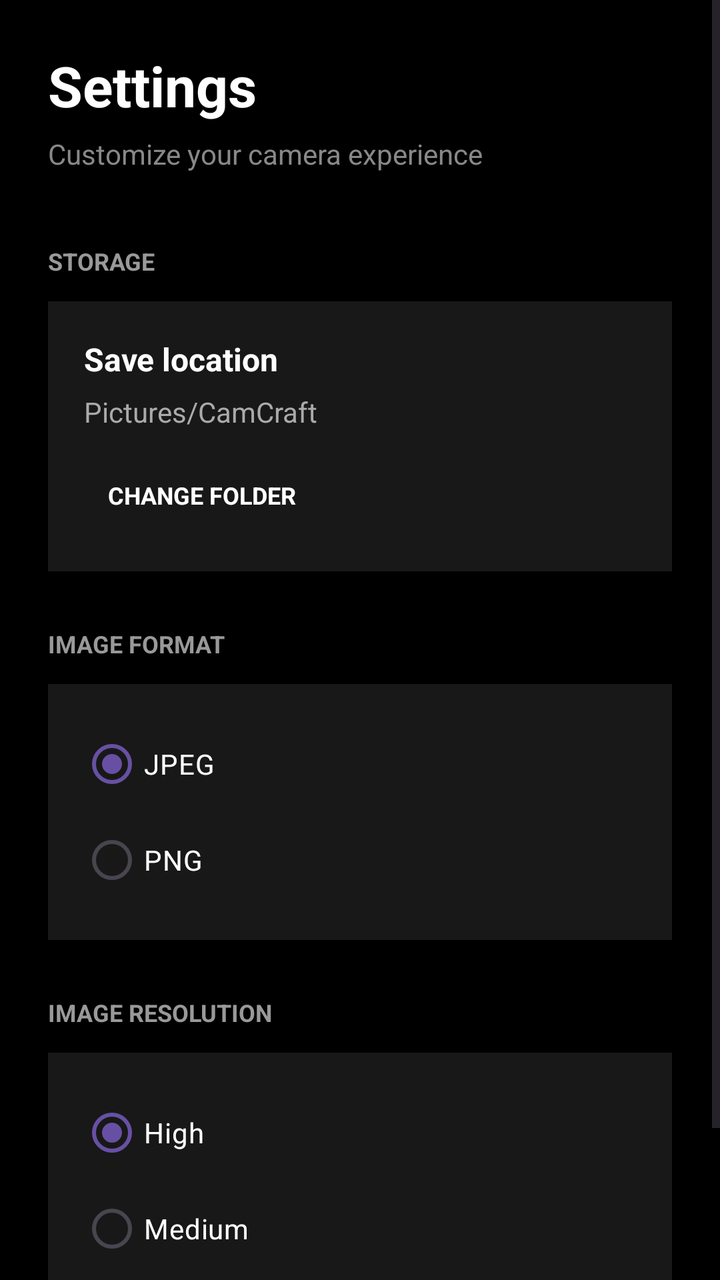
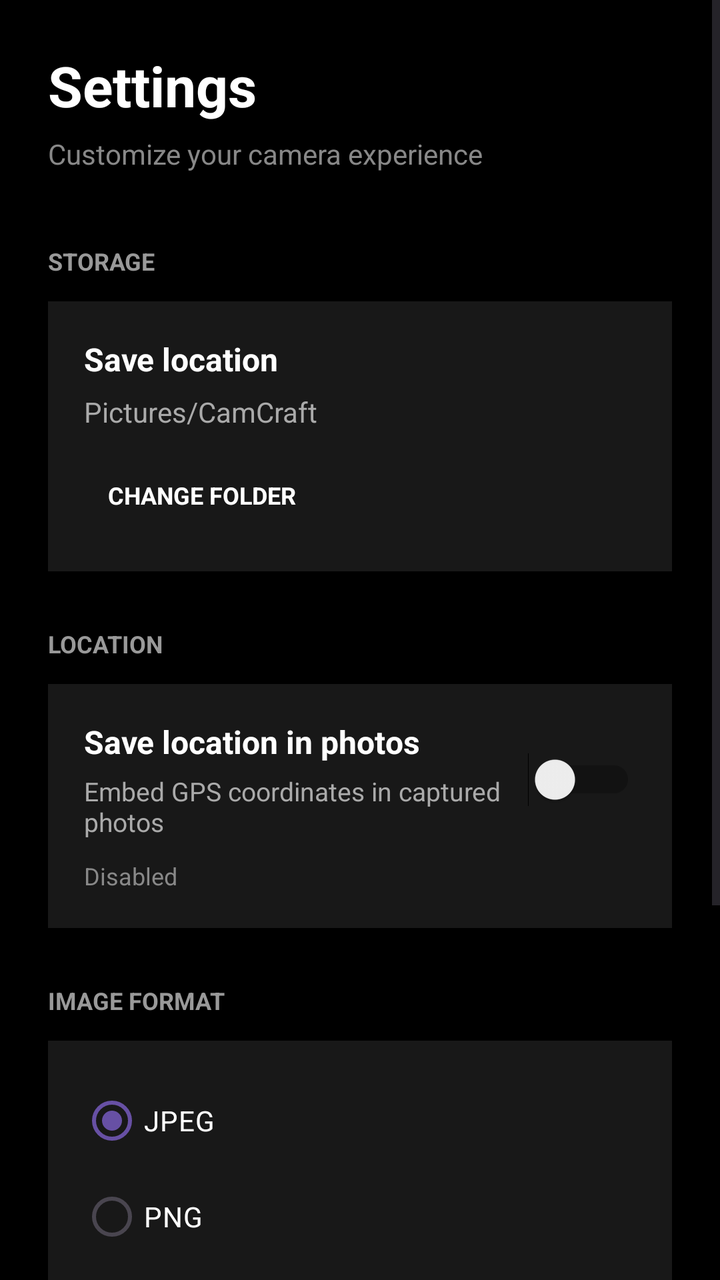

Before-and-after screenshots of an Android layout around one commit, followed by the original layout XML and the change that was made.
<!-- AndroidManifest.xml: application theme Theme.CamCraft -->
<!-- res/layout/fragment_settings.xml -->
<ScrollView
    xmlns:android="http://schemas.android.com/apk/res/android"
    xmlns:app="http://schemas.android.com/apk/res-auto"
    android:layout_width="match_parent"
    android:layout_height="match_parent"
    android:background="#000000"
    android:fillViewport="true">

    <LinearLayout
        android:layout_width="match_parent"
        android:layout_height="wrap_content"
        android:orientation="vertical"
        android:padding="24dp">

        
        <TextView
            android:layout_width="wrap_content"
            android:layout_height="wrap_content"
            android:text="Settings"
            android:textColor="#FFFFFF"
            android:textSize="28sp"
            android:textStyle="bold"/>

        <TextView
            android:layout_width="wrap_content"
            android:layout_height="wrap_content"
            android:text="Customize your camera experience"
            android:textColor="#888888"
            android:textSize="14sp"
            android:layout_marginTop="6dp"/>

        
        <TextView
            android:layout_width="wrap_content"
            android:layout_height="wrap_content"
            android:text="STORAGE"
            android:textColor="#999999"
            android:textSize="12sp"
            android:textStyle="bold"
            android:layout_marginTop="36dp"
            android:layout_marginBottom="12dp"/>

        <LinearLayout
            android:layout_width="match_parent"
            android:layout_height="wrap_content"
            android:orientation="vertical"
            android:background="#181818"
            android:padding="18dp">

            <TextView
                android:layout_width="wrap_content"
                android:layout_height="wrap_content"
                android:text="Save location"
                android:textColor="#FFFFFF"
                android:textSize="16sp"
                android:textStyle="bold"/>

            <TextView
                android:id="@+id/txtSaveLocation"
                android:layout_width="match_parent"
                android:layout_height="wrap_content"
                android:text="Pictures/CamCraft"
                android:textColor="#AAAAAA"
                android:textSize="14sp"
                android:layout_marginTop="6dp"/>

            <TextView
                android:id="@+id/btnChooseLocation"
                android:layout_width="wrap_content"
                android:layout_height="wrap_content"
                android:text="CHANGE FOLDER"
                android:textColor="#FFFFFF"
                android:textSize="12sp"
                android:textStyle="bold"
                android:padding="12dp"
                android:layout_marginTop="12dp"
                android:background="?attr/selectableItemBackground"/>

        </LinearLayout>

        
        <TextView
            android:layout_width="wrap_content"
            android:layout_height="wrap_content"
            android:text="IMAGE FORMAT"
            android:textColor="#999999"
            android:textSize="12sp"
            android:textStyle="bold"
            android:layout_marginTop="28dp"
            android:layout_marginBottom="12dp"/>

        <RadioGroup
            android:id="@+id/radioImageFormat"
            android:layout_width="match_parent"
            android:layout_height="wrap_content"
            android:orientation="vertical"
            android:background="#181818"
            android:padding="16dp">

            <RadioButton
                android:id="@+id/radioJpeg"
                android:layout_width="match_parent"
                android:layout_height="wrap_content"
                android:text="JPEG"
                android:textColor="#FFFFFF"
                android:buttonTint="#FFFFFF"
                android:checked="true"/>

            <RadioButton
                android:id="@+id/radioPng"
                android:layout_width="match_parent"
                android:layout_height="wrap_content"
                android:text="PNG"
                android:textColor="#FFFFFF"
                android:buttonTint="#FFFFFF"/>

        </RadioGroup>

        
        <TextView
            android:layout_width="wrap_content"
            android:layout_height="wrap_content"
            android:text="IMAGE RESOLUTION"
            android:textColor="#999999"
            android:textSize="12sp"
            android:textStyle="bold"
            android:layout_marginTop="28dp"
            android:layout_marginBottom="12dp"/>

        <RadioGroup
            android:id="@+id/radioResolution"
            android:layout_width="match_parent"
            android:layout_height="wrap_content"
            android:orientation="vertical"
            android:background="#181818"
            android:padding="16dp">

            <RadioButton
                android:id="@+id/radioHigh"
                android:layout_width="match_parent"
                android:layout_height="wrap_content"
                android:text="High"
                android:textColor="#FFFFFF"
                android:buttonTint="#FFFFFF"
                android:checked="true"/>

            <RadioButton
                android:id="@+id/radioMedium"
                android:layout_width="match_parent"
                android:layout_height="wrap_content"
                android:text="Medium"
                android:textColor="#FFFFFF"
                android:buttonTint="#FFFFFF"/>

            <RadioButton
                android:id="@+id/radioLow"
                android:layout_width="match_parent"
                android:layout_height="wrap_content"
                android:text="Low"
                android:textColor="#FFFFFF"
                android:buttonTint="#FFFFFF"/>

        </RadioGroup>

    </LinearLayout>

</ScrollView>
<!-- resources referenced by this layout -->
<resources>
  <style name="Theme.CamCraft" parent="Base.Theme.CamCraft" />
  <style name="Base.Theme.CamCraft" parent="Theme.Material3.DayNight.NoActionBar">
          
          
      </style>
</resources>

<!-- the commit's change to res/layout/fragment_settings.xml (unified diff, before → after) -->
@@ -82,6 +82,73 @@
         <TextView
             android:layout_width="wrap_content"
             android:layout_height="wrap_content"
+            android:text="LOCATION"
+            android:textColor="#999999"
+            android:textSize="12sp"
+            android:textStyle="bold"
+            android:layout_marginTop="28dp"
+            android:layout_marginBottom="12dp" />
+
+        <LinearLayout
+            android:layout_width="match_parent"
+            android:layout_height="wrap_content"
+            android:orientation="vertical"
+            android:background="#181818"
+            android:padding="18dp">
+
+            <LinearLayout
+                android:layout_width="match_parent"
+                android:layout_height="wrap_content"
+                android:gravity="center_vertical"
+                android:orientation="horizontal">
+
+                <LinearLayout
+                    android:layout_width="0dp"
+                    android:layout_height="wrap_content"
+                    android:layout_weight="1"
+                    android:orientation="vertical">
+
+                    <TextView
+                        android:layout_width="wrap_content"
+                        android:layout_height="wrap_content"
+                        android:text="Save location in photos"
+                        android:textColor="#FFFFFF"
+                        android:textSize="16sp"
+                        android:textStyle="bold" />
+
+                    <TextView
+                        android:layout_width="match_parent"
+                        android:layout_height="wrap_content"
+                        android:text="Embed GPS coordinates in captured photos"
+                        android:textColor="#AAAAAA"
+                        android:textSize="13sp"
+                        android:layout_marginTop="5dp" />
+
+                </LinearLayout>
+
+                <Switch
+                    android:id="@+id/switchGeotagging"
+                    android:layout_width="wrap_content"
+                    android:layout_height="wrap_content"
+                    android:buttonTint="#FFFFFF" />
+
+            </LinearLayout>
+
+            <TextView
+                android:id="@+id/txtGeotaggingStatus"
+                android:layout_width="match_parent"
+                android:layout_height="wrap_content"
+                android:text="Disabled"
+                android:textColor="#888888"
+                android:textSize="12sp"
+                android:layout_marginTop="10dp" />
+
+        </LinearLayout>
+
+        
+        <TextView
+            android:layout_width="wrap_content"
+            android:layout_height="wrap_content"
             android:text="IMAGE FORMAT"
             android:textColor="#999999"
             android:textSize="12sp"
